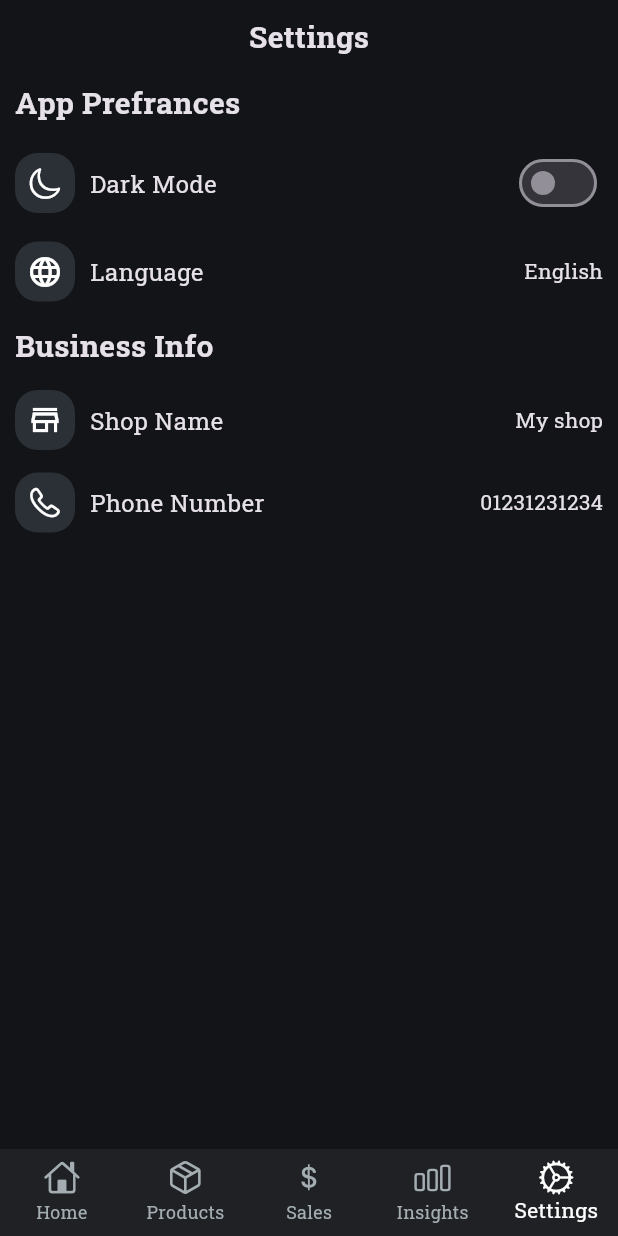
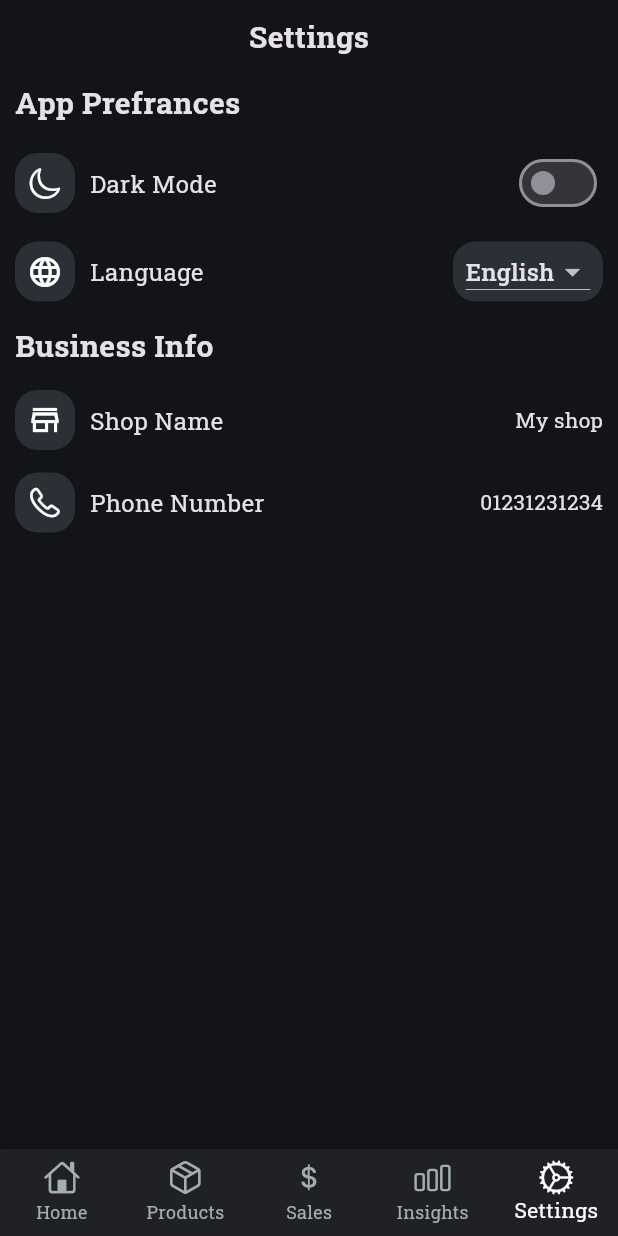
Before and after one commit to amrelmaadawy/shop_management, a Flutter app: the screen it shows after launch, item 5 of the bottom bar chosen, on a phone screen of 412 x 824 dp. Run offline on Flutter 3.47's test engine with Material 3 defaults, Android fonts, the phone set to English and light mode, and no system bars; our stand-ins replace dotted_border, flutter_riverpod, hive, hive_flutter, shared_preferences, syncfusion_flutter_charts; accounts and stored records are empty.

```diff
--- /dev/null
+++ b/devtools_options.yaml
@@ -0,0 +1,3 @@
+description: This file stores settings for Dart & Flutter DevTools.
+documentation: https://docs.flutter.dev/tools/devtools/extensions#configure-extension-enablement-states
+extensions:
--- a/lib/features/settings/ui/settings_view.dart
+++ b/lib/features/settings/ui/settings_view.dart
@@ -1,7 +1,9 @@
 import 'package:flutter/cupertino.dart';
 import 'package:flutter/material.dart';
 import 'package:flutter_riverpod/flutter_riverpod.dart';
+import 'package:shared_preferences/shared_preferences.dart';
 import 'package:small_managements/core/utils/app_colors.dart';
+import 'package:small_managements/features/settings/logic/setting_provider.dart';
 import 'package:small_managements/features/settings/ui/widgets/custom_settings_row.dart';
 import 'package:small_managements/generated/l10n.dart';
 
@@ -9,7 +11,8 @@ class SettingsView extends ConsumerWidget {
   const SettingsView({super.key});
 
   @override
-  Widget build(BuildContext context ,WidgetRef ref) {
+  Widget build(BuildContext context, WidgetRef ref) {
+    final locale = ref.watch(localizationProvider);
     return Scaffold(
       body: SafeArea(
         child: Padding(
@@ -42,7 +45,40 @@ class SettingsView extends ConsumerWidget {
               CustomSettingsRow(
                 icon: Icon(Icons.language_outlined),
                 text: S.of(context).language,
-                widget: Text('English'),
+                widget: Container(
+                  width: 100,
+                  height: 40,
+                  decoration: BoxDecoration(
+                    color: AppColors.kIncreaseContainerColor,
+                    borderRadius: BorderRadius.circular(15),
+                  ),
+                  child: Center(
+                    child: DropdownButton<Locale>(
+                      value: locale,
+                      items: const [
+                        DropdownMenuItem(
+                          value: Locale('en'),
+                          child: Text('English'),
+                        ),
+                        DropdownMenuItem(
+                          value: Locale('ar'),
+                          child: Text('العربية'),
+                        ),
+                      ],
+                      onChanged: (Locale? selected) async {
+                        if (selected != null) {
+                          // غيّر اللغة في Riverpod
+                          ref.read(localizationProvider.notifier).state =
+                              selected;
+
+                          // (اختياري) خزّن اللغة في SharedPreferences
+                          final prefs = await SharedPreferences.getInstance();
+                          await prefs.setString('lang', selected.languageCode);
+                        }
+                      },
+                    ),
+                  ),
+                ),
               ),
               SizedBox(height: 15),
               Text(
--- a/lib/main.dart
+++ b/lib/main.dart
@@ -1,6 +1,7 @@
 import 'package:flutter/material.dart';
 import 'package:flutter_riverpod/flutter_riverpod.dart';
 import 'package:hive_flutter/adapters.dart';
+import 'package:shared_preferences/shared_preferences.dart';
 import 'package:small_managements/core/hive_boxes.dart';
 import 'package:small_managements/core/utils/app_colors.dart';
 import 'package:small_managements/features/products/model/product_model.dart';
@@ -9,17 +10,27 @@ import 'package:small_managements/features/splash/ui/splash_view.dart';
 import 'package:small_managements/generated/l10n.dart';
 import 'package:flutter_localizations/flutter_localizations.dart';
 
-void main() async {
+Future<void> main() async {
+  WidgetsFlutterBinding.ensureInitialized();
+  final prefs = await SharedPreferences.getInstance();
+  final langCode = prefs.getString('lang') ?? 'en';
+
   await Hive.initFlutter();
   Hive.registerAdapter(ProductModelAdapter());
   await Hive.openBox<ProductModel>(productBox);
-  runApp(ProviderScope(child: const MyApp()));
+  runApp(
+    ProviderScope(
+      overrides: [localizationProvider.overrideWith((ref) => Locale(langCode))],
+
+      child: const MyApp(),
+    ),
+  );
 }
 
 class MyApp extends ConsumerWidget {
   const MyApp({super.key});
   @override
-  Widget build(BuildContext context,  WidgetRef ref) {
+  Widget build(BuildContext context, WidgetRef ref) {
     return MaterialApp(
       locale: ref.watch(localizationProvider),
       localizationsDelegates: [
@@ -28,10 +39,7 @@ class MyApp extends ConsumerWidget {
         GlobalWidgetsLocalizations.delegate,
         GlobalCupertinoLocalizations.delegate,
       ],
-      supportedLocales: [
-        Locale('ar'),
-        Locale('en'),
-      ],
+      supportedLocales:const [Locale('ar'), Locale('en')],
       debugShowCheckedModeBanner: false,
       title: 'Flutter Demo',
       theme: ThemeData.dark().copyWith(
--- a/pubspec.yaml
+++ b/pubspec.yaml
@@ -39,17 +39,18 @@ dependencies:
   hive_flutter: ^1.1.0
   intl: ^0.20.2
   riverpod_annotation: ^2.6.1
+  shared_preferences: ^2.5.3
   syncfusion_flutter_charts: ^30.1.39
 
 dev_dependencies:
   build_runner: ^2.5.4
-  hive_generator: ^2.0.1
+  custom_lint: ^0.7.0
 
   flutter_lints: ^5.0.0
   flutter_test:
     sdk: flutter
+  hive_generator: ^2.0.1
   riverpod_generator: ^2.6.3
-  custom_lint: ^0.7.0
 
 # For information on the generic Dart part of this file, see the
 # following page: https://dart.dev/tools/pub/pubspec
```
Also changed, not shown: pubspec.lock, 1 other file.
